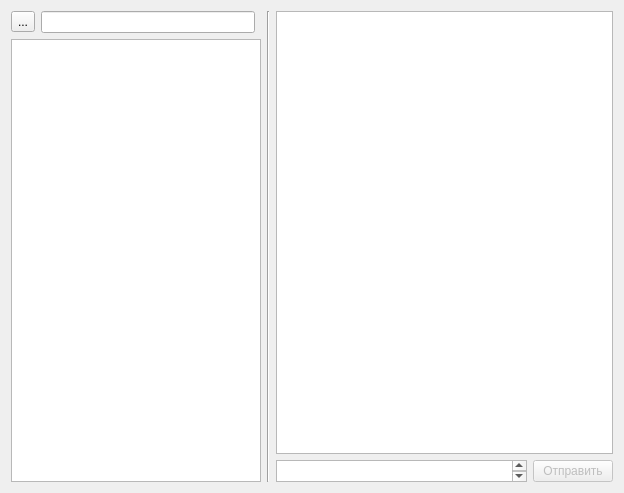
Old version of the form client/messenger.ui in the repository Roman1Korovin/Messenger.
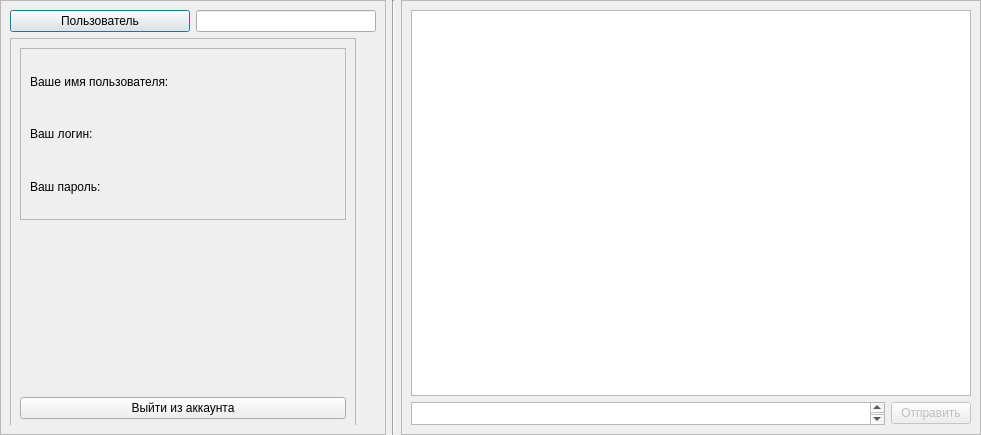
New version of the form. The open tabs and pages were chosen to show the change. Custom widgets are drawn as their Qt base class.

Commit message: added new class user for storage info about current user, added informing about disconnection from server, added processing different types of client-server interaction, added information about current user in client's ui, added list of current server connections in client's ui

```diff
--- a/client/messenger.ui
+++ b/client/messenger.ui
@@ -6,58 +6,360 @@
    <rect>
     <x>0</x>
     <y>0</y>
-    <width>624</width>
-    <height>493</height>
+    <width>981</width>
+    <height>435</height>
    </rect>
   </property>
+  <property name="sizePolicy">
+   <sizepolicy hsizetype="Preferred" vsizetype="Preferred">
+    <horstretch>0</horstretch>
+    <verstretch>0</verstretch>
+   </sizepolicy>
+  </property>
+  <property name="baseSize">
+   <size>
+    <width>1000</width>
+    <height>500</height>
+   </size>
+  </property>
   <property name="windowTitle">
    <string>Dialog</string>
   </property>
-  <layout class="QGridLayout" name="gridLayout">
-   <item row="1" column="0" rowspan="4" colspan="3">
-    <widget class="QListView" name="listView"/>
-   </item>
-   <item row="0" column="0">
-    <widget class="QToolButton" name="toolButton">
-     <property name="text">
-      <string>...</string>
+  <layout class="QHBoxLayout" name="horizontalLayout" stretch="2,0,3">
+   <property name="leftMargin">
+    <number>0</number>
+   </property>
+   <property name="topMargin">
+    <number>0</number>
+   </property>
+   <property name="rightMargin">
+    <number>0</number>
+   </property>
+   <property name="bottomMargin">
+    <number>0</number>
+   </property>
+   <item>
+    <widget class="QFrame" name="frame_3">
+     <property name="sizePolicy">
+      <sizepolicy hsizetype="Expanding" vsizetype="Preferred">
+       <horstretch>0</horstretch>
+       <verstretch>0</verstretch>
+      </sizepolicy>
      </property>
-    </widget>
-   </item>
-   <item row="0" column="1">
-    <widget class="QLineEdit" name="lineEdit_2"/>
-   </item>
-   <item row="4" column="5">
-    <widget class="QPushButton" name="sendButton">
-     <property name="enabled">
-      <bool>false</bool>
+     <property name="frameShape">
+      <enum>QFrame::StyledPanel</enum>
      </property>
-     <property name="focusPolicy">
-      <enum>Qt::NoFocus</enum>
+     <property name="frameShadow">
+      <enum>QFrame::Raised</enum>
      </property>
-     <property name="text">
-      <string>Отправить</string>
-     </property>
+     <layout class="QGridLayout" name="gridLayout_2">
+      <item row="0" column="0">
+       <widget class="QPushButton" name="userButton">
+        <property name="text">
+         <string>Пользователь</string>
+        </property>
+       </widget>
+      </item>
+      <item row="1" column="0" colspan="2">
+       <widget class="QStackedWidget" name="stackedWidget">
+        <property name="currentIndex">
+         <number>1</number>
+        </property>
+        <widget class="QWidget" name="page2">
+         <widget class="QFrame" name="frame">
+          <property name="geometry">
+           <rect>
+            <x>0</x>
+            <y>0</y>
+            <width>346</width>
+            <height>391</height>
+           </rect>
+          </property>
+          <property name="sizePolicy">
+           <sizepolicy hsizetype="Preferred" vsizetype="Preferred">
+            <horstretch>0</horstretch>
+            <verstretch>0</verstretch>
+           </sizepolicy>
+          </property>
+          <property name="frameShape">
+           <enum>QFrame::StyledPanel</enum>
+          </property>
+          <property name="frameShadow">
+           <enum>QFrame::Raised</enum>
+          </property>
+          <layout class="QVBoxLayout" name="verticalLayout_3" stretch="0,0,0">
+           <item>
+            <widget class="QFrame" name="frame_2">
+             <property name="sizePolicy">
+              <sizepolicy hsizetype="Preferred" vsizetype="Expanding">
+               <horstretch>0</horstretch>
+               <verstretch>0</verstretch>
+              </sizepolicy>
+             </property>
+             <property name="minimumSize">
+              <size>
+               <width>0</width>
+               <height>0</height>
+              </size>
+             </property>
+             <property name="maximumSize">
+              <size>
+               <width>16777215</width>
+               <height>200</height>
+              </size>
+             </property>
+             <property name="baseSize">
+              <size>
+               <width>0</width>
+               <height>0</height>
+              </size>
+             </property>
+             <property name="frameShape">
+              <enum>QFrame::StyledPanel</enum>
+             </property>
+             <property name="frameShadow">
+              <enum>QFrame::Raised</enum>
+             </property>
+             <layout class="QVBoxLayout" name="verticalLayout_4">
+              <item>
+               <widget class="QLabel" name="usernameLabel">
+                <property name="sizePolicy">
+                 <sizepolicy hsizetype="Ignored" vsizetype="Preferred">
+                  <horstretch>0</horstretch>
+                  <verstretch>0</verstretch>
+                 </sizepolicy>
+                </property>
+                <property name="minimumSize">
+                 <size>
+                  <width>0</width>
+                  <height>40</height>
+                 </size>
+                </property>
+                <property name="maximumSize">
+                 <size>
+                  <width>16777215</width>
+                  <height>16777215</height>
+                 </size>
+                </property>
+                <property name="baseSize">
+                 <size>
+                  <width>0</width>
+                  <height>60</height>
+                 </size>
+                </property>
+                <property name="text">
+                 <string>Ваше имя пользователя: </string>
+                </property>
+                <property name="wordWrap">
+                 <bool>true</bool>
+                </property>
+               </widget>
+              </item>
+              <item>
+               <widget class="QLabel" name="loginLabel">
+                <property name="sizePolicy">
+                 <sizepolicy hsizetype="Ignored" vsizetype="Preferred">
+                  <horstretch>0</horstretch>
+                  <verstretch>0</verstretch>
+                 </sizepolicy>
+                </property>
+                <property name="minimumSize">
+                 <size>
+                  <width>0</width>
+                  <height>40</height>
+                 </size>
+                </property>
+                <property name="maximumSize">
+                 <size>
+                  <width>16777215</width>
+                  <height>16777215</height>
+                 </size>
+                </property>
+                <property name="baseSize">
+                 <size>
+                  <width>0</width>
+                  <height>60</height>
+                 </size>
+                </property>
+                <property name="text">
+                 <string>Ваш логин:</string>
+                </property>
+                <property name="wordWrap">
+                 <bool>true</bool>
+                </property>
+               </widget>
+              </item>
+              <item>
+               <widget class="QLabel" name="passwordLabel">
+                <property name="sizePolicy">
+                 <sizepolicy hsizetype="Ignored" vsizetype="Preferred">
+                  <horstretch>0</horstretch>
+                  <verstretch>0</verstretch>
+                 </sizepolicy>
+                </property>
+                <property name="minimumSize">
+                 <size>
+                  <width>0</width>
+                  <height>40</height>
+                 </size>
+                </property>
+                <property name="maximumSize">
+                 <size>
+                  <width>16777215</width>
+                  <height>16777215</height>
+                 </size>
+                </property>
+                <property name="baseSize">
+                 <size>
+                  <width>0</width>
+                  <height>60</height>
+                 </size>
+                </property>
+                <property name="text">
+                 <string>Ваш пароль:</string>
+                </property>
+                <property name="wordWrap">
+                 <bool>true</bool>
+                </property>
+               </widget>
+              </item>
+             </layout>
+            </widget>
+           </item>
+           <item>
+            <spacer name="verticalSpacer">
+             <property name="orientation">
+              <enum>Qt::Vertical</enum>
+             </property>
+             <property name="sizeType">
+              <enum>QSizePolicy::Expanding</enum>
+             </property>
+             <property name="sizeHint" stdset="0">
+              <size>
+               <width>20</width>
+               <height>0</height>
+              </size>
+             </property>
+            </spacer>
+           </item>
+           <item>
+            <widget class="QPushButton" name="pushButton">
+             <property name="text">
+              <string>Выйти из аккаунта</string>
+             </property>
+            </widget>
+           </item>
+          </layout>
+         </widget>
+        </widget>
+        <widget class="QWidget" name="page1">
+         <layout class="QVBoxLayout" name="verticalLayout">
+          <item>
+           <widget class="QListWidget" name="listWidget"/>
+          </item>
+         </layout>
+        </widget>
+       </widget>
+      </item>
+      <item row="0" column="1">
+       <widget class="QLineEdit" name="lineEdit_2">
+        <property name="sizePolicy">
+         <sizepolicy hsizetype="Minimum" vsizetype="Fixed">
+          <horstretch>0</horstretch>
+          <verstretch>0</verstretch>
+         </sizepolicy>
+        </property>
+       </widget>
+      </item>
+     </layout>
     </widget>
    </item>
-   <item row="0" column="3" rowspan="5">
+   <item>
     <widget class="Line" name="line">
+     <property name="sizePolicy">
+      <sizepolicy hsizetype="Fixed" vsizetype="Expanding">
+       <horstretch>0</horstretch>
+       <verstretch>0</verstretch>
+      </sizepolicy>
+     </property>
      <property name="orientation">
       <enum>Qt::Vertical</enum>
      </property>
     </widget>
    </item>
-   <item row="0" column="4" rowspan="4" colspan="2">
-    <widget class="QTextBrowser" name="textBrowser"/>
-   </item>
-   <item row="4" column="4">
-    <widget class="MyTextEdit" name="textEdit">
+   <item>
+    <widget class="QFrame" name="frame_4">
      <property name="sizePolicy">
-      <sizepolicy hsizetype="Expanding" vsizetype="Ignored">
+      <sizepolicy hsizetype="Expanding" vsizetype="Preferred">
        <horstretch>0</horstretch>
        <verstretch>0</verstretch>
       </sizepolicy>
      </property>
+     <property name="minimumSize">
+      <size>
+       <width>0</width>
+       <height>0</height>
+      </size>
+     </property>
+     <property name="baseSize">
+      <size>
+       <width>0</width>
+       <height>0</height>
+      </size>
+     </property>
+     <property name="frameShape">
+      <enum>QFrame::StyledPanel</enum>
+     </property>
+     <property name="frameShadow">
+      <enum>QFrame::Raised</enum>
+     </property>
+     <layout class="QGridLayout" name="gridLayout_3">
+      <item row="0" column="1" colspan="2">
+       <widget class="QTextBrowser" name="textBrowser">
+        <property name="minimumSize">
+         <size>
+          <width>300</width>
+          <height>0</height>
+         </size>
+        </property>
+       </widget>
+      </item>
+      <item row="1" column="2">
+       <widget class="QPushButton" name="sendButton">
+        <property name="enabled">
+         <bool>false</bool>
+        </property>
+        <property name="focusPolicy">
+         <enum>Qt::NoFocus</enum>
+        </property>
+        <property name="text">
+         <string>Отправить</string>
+        </property>
+       </widget>
+      </item>
+      <item row="1" column="1">
+       <widget class="MyTextEdit" name="textEdit">
+        <property name="sizePolicy">
+         <sizepolicy hsizetype="Expanding" vsizetype="Fixed">
+          <horstretch>0</horstretch>
+          <verstretch>0</verstretch>
+         </sizepolicy>
+        </property>
+        <property name="maximumSize">
+         <size>
+          <width>16777215</width>
+          <height>23</height>
+         </size>
+        </property>
+        <property name="baseSize">
+         <size>
+          <width>0</width>
+          <height>0</height>
+         </size>
+        </property>
+       </widget>
+      </item>
+     </layout>
     </widget>
    </item>
   </layout>
```
The commit also changes 9 other files.
